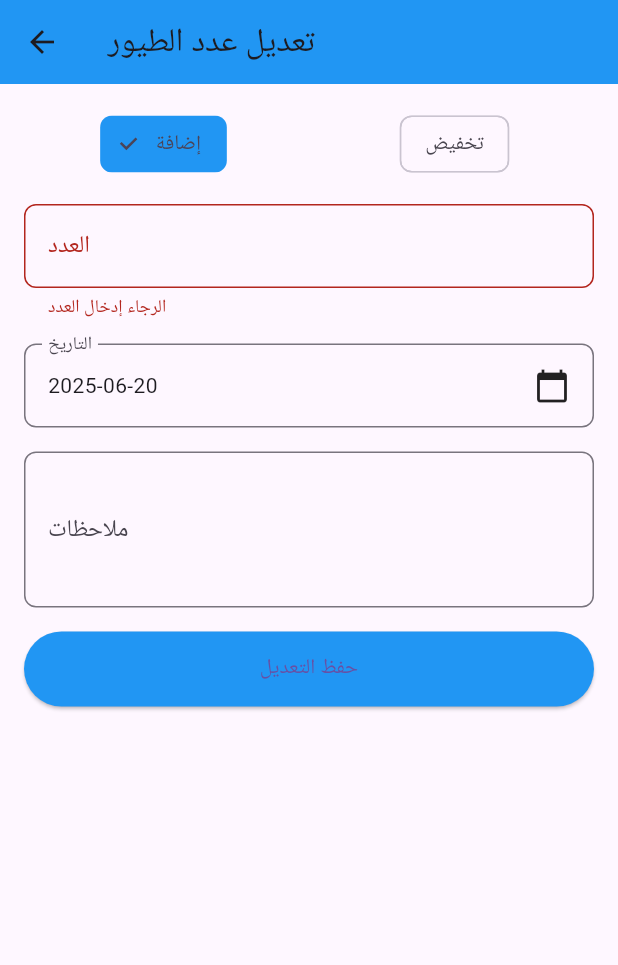
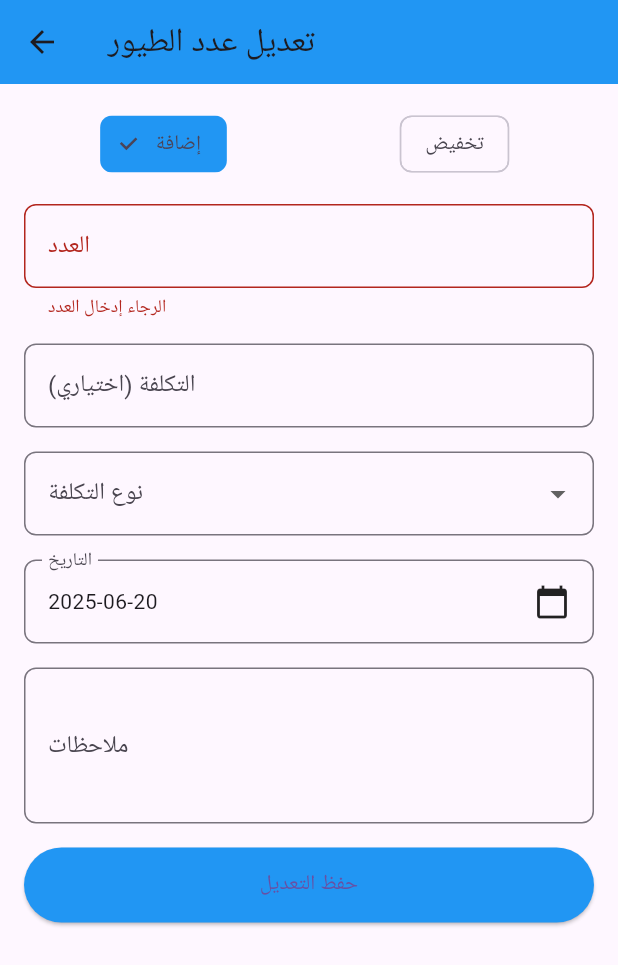
Before and after one commit to eng-abdallahyasser/poultry-manager, a Flutter app: the ModifyBirdsView screen opened directly with empty values, after a tap on "حفظ التعديل", on a phone screen of 412 x 824 dp. Shown: the top 965 px of the screen. Run offline on Flutter 3.47's test engine with Material 3 defaults, Android fonts, the phone set to English and light mode, and no system bars; our stand-ins replace get, shared_preferences; accounts and stored records are empty.

Commit message:
`Refactor: Update AppPages class, modify BirdReduction form, and update dependencies`

```diff
--- a/lib/core/routes/app_pages.dart
+++ b/lib/core/routes/app_pages.dart
@@ -7,7 +7,7 @@ import 'package:poultry_manager/modules/splash_screen.dart';
 class AppPages {
   AppPages._();
 
-  static const INITIAL = Routes.SPLASH;
+  static const initial = Routes.SPLASH;
 
   static final routes = [
     GetPage(
@@ -15,10 +15,7 @@ class AppPages {
       page: () => DashboardView(),
       binding: MainBinding(),
     ),
-    GetPage(
-    name: Routes.SPLASH,
-    page: () => const SplashView(),
-  ),
+    GetPage(name: Routes.SPLASH, page: () => const SplashView()),
     // Add other pages similarly
   ];
 }
--- a/lib/main.dart
+++ b/lib/main.dart
@@ -16,10 +16,8 @@ class MyApp extends StatelessWidget {
   Widget build(BuildContext context) {
     return GetMaterialApp(
       title: 'Poultry Manager',
-      theme: ThemeData(
-        primarySwatch: Colors.blue,
-      ),
-      initialRoute: AppPages.INITIAL,
+      theme: ThemeData(primarySwatch: Colors.blue),
+      initialRoute: AppPages.initial,
       getPages: AppPages.routes,
       debugShowCheckedModeBanner: false,
     );
--- a/lib/modules/dashboard/modify_bird_screen.dart
+++ b/lib/modules/dashboard/modify_bird_screen.dart
@@ -26,6 +26,7 @@ class _ModifyBirdsViewState extends State<ModifyBirdsView> {
   String count = '';
   ReductionReason? selectedReason;
   String notes = '';
+  bool isCostPerBird = false;
   double? cost;
   String? color;
   double? weight;
@@ -57,32 +58,41 @@ class _ModifyBirdsViewState extends State<ModifyBirdsView> {
                 onSaved: (value) => count = value!,
               ),
 
-              // Row(
-              //   children: [
-              //     _buildTextFormField(
-              //       label: "التكلفة (اختياري)",
-              //       keyboardType: TextInputType.number,
-              //       onSaved:
-              //           (newValue) =>
-              //               cost = double.tryParse(newValue ?? ''),
-              //     ),
-              //     const SizedBox(width: 8),
-              //     _buildDropdownFormField(
-              //       label: "",
-              //       items: ["لكل طائر", " الكلية"],
-              //       onChanged: (value) {
-              //         setState(() {
-              //           if (value == "لكل طائر") {
-              //             cost =  (cost ?? 0.0)*(double.tryParse(count) ?? 0.0);
-              //           }
-              //         });
-
-              //       },
-              //       validator: (value) =>
-              //           value == null ? 'الرجاء اختيار التكلفة' : null,
-              //     ),
-              //   ],
-              // ),
+              _buildTextFormField(
+                label: "التكلفة (اختياري)",
+                keyboardType: TextInputType.number,
+                onSaved: (newValue) => cost = double.tryParse(newValue ?? ''),
+              ),
+              Padding(
+                padding: const EdgeInsets.only(bottom: 16),
+                child: DropdownButtonFormField<String>(
+                  decoration: InputDecoration(
+                    labelText: "نوع التكلفة",
+                    border: OutlineInputBorder(
+                      borderRadius: BorderRadius.circular(8),
+                    ),
+                  ),
+                  items: [
+                    DropdownMenuItem<String>(
+                      value: "لكل طائر",
+                      child: Text("تكلفة كل طائر"),
+                    ),
+                    DropdownMenuItem<String>(
+                      value: "التكلفة الكلية",
+                      child: Text("التكلفة الكلية"),
+                    ),
+                  ],
+                  onChanged: (value) {
+                    setState(() {
+                      if (value == "لكل طائر") {
+                        isCostPerBird = true;
+                      } else {
+                        isCostPerBird = false;
+                      }
+                    });
+                  },
+                ),
+              ),
 
               // For reductions only
               if (modificationType == 'reduce') ...[
@@ -270,12 +280,20 @@ class _ModifyBirdsViewState extends State<ModifyBirdsView> {
           count: int.parse(count),
           date: selectedDate,
           notes: notes,
+          cost:
+              (isCostPerBird && cost != null)
+                  ? cost! * int.parse(count)
+                  : cost!,
         );
       } else {
         modification = BirdReduction(
           count: int.parse(count),
           date: selectedDate,
           notes: notes,
+          cost:
+              (isCostPerBird && cost != null)
+                  ? cost! * int.parse(count)
+                  : cost!,
           reason: selectedReason!,
           color: color,
           weight: weight,
```
Also changed, not shown: pubspec.lock.
